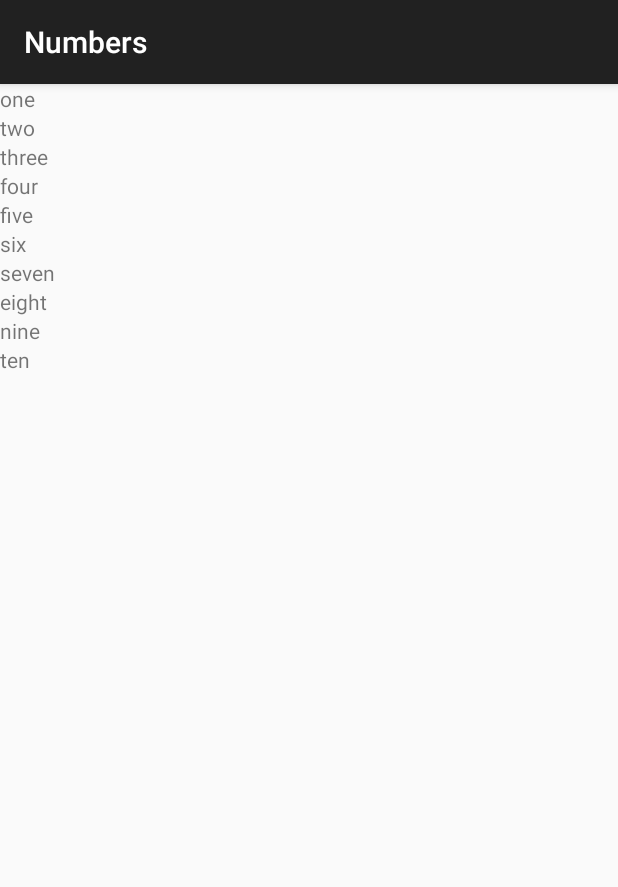
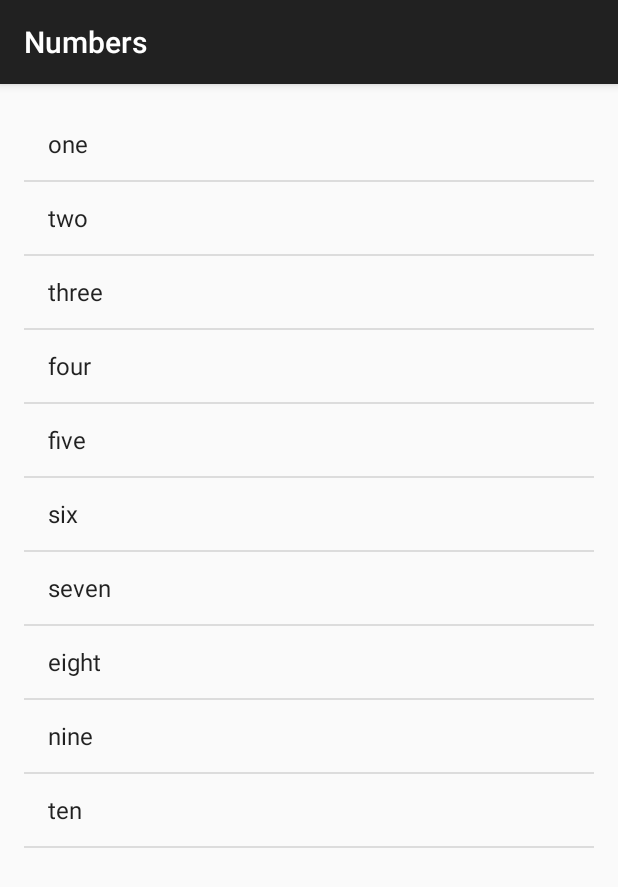
Before and after one commit to poncerapha/muakiapp, an Android app: the NumbersActivity screen opened directly, with no data from a screen before it, on a phone screen of 412 x 824 dp. Shown: the top 887 px of the screen. Run offline under Robolectric (Android 15) with nearby library versions, the phone set to English and light mode, and no system bars.

Commit message:
Add ListView

```diff
--- a/app/src/main/java/com/example/muakiapp/NumbersActivity.java
+++ b/app/src/main/java/com/example/muakiapp/NumbersActivity.java
@@ -1,10 +1,10 @@
 package com.example.muakiapp;
 
+import android.os.Bundle;
+import android.widget.ArrayAdapter;
+import android.widget.ListView;
+
 import androidx.appcompat.app.AppCompatActivity;
-
-import android.os.Bundle;
-import android.widget.LinearLayout;
-import android.widget.TextView;
 
 import java.util.ArrayList;
 
@@ -28,13 +28,11 @@
         words.add("nine");
         words.add("ten");
 
-        LinearLayout rootView = findViewById(R.id.rootView);
+        ArrayAdapter<String> itemsAdapter = new ArrayAdapter<String>(this, android.R.layout.simple_list_item_1, words);
 
-        for (int index = 0; index < words.size(); index++) {
-            TextView wordView = new TextView(this);
-            wordView.setText(words.get(index));
-            rootView.addView(wordView);
-        }
+        ListView listView = findViewById(R.id.list);
+
+        listView.setAdapter(itemsAdapter);
 
 
     }
--- a/app/src/main/res/layout/activity_numbers.xml
+++ b/app/src/main/res/layout/activity_numbers.xml
@@ -1,10 +1,12 @@
 <?xml version="1.0" encoding="utf-8"?>
-<LinearLayout xmlns:android="http://schemas.android.com/apk/res/android"
+<ListView xmlns:android="http://schemas.android.com/apk/res/android"
     xmlns:tools="http://schemas.android.com/tools"
-    android:id="@+id/rootView"
+    android:id="@+id/list"
+    android:orientation="vertical"
     android:layout_width="match_parent"
     android:layout_height="match_parent"
-    android:orientation="vertical"
-    tools:context=".NumbersActivity">
-
-</LinearLayout>
+    android:paddingBottom="@dimen/activity_vertical_margin"
+    android:paddingLeft="@dimen/activity_horizontal_margin"
+    android:paddingRight="@dimen/activity_horizontal_margin"
+    android:paddingTop="@dimen/activity_vertical_margin"
+    tools:context="com.example.muakiapp.NumbersActivity"/>
```
